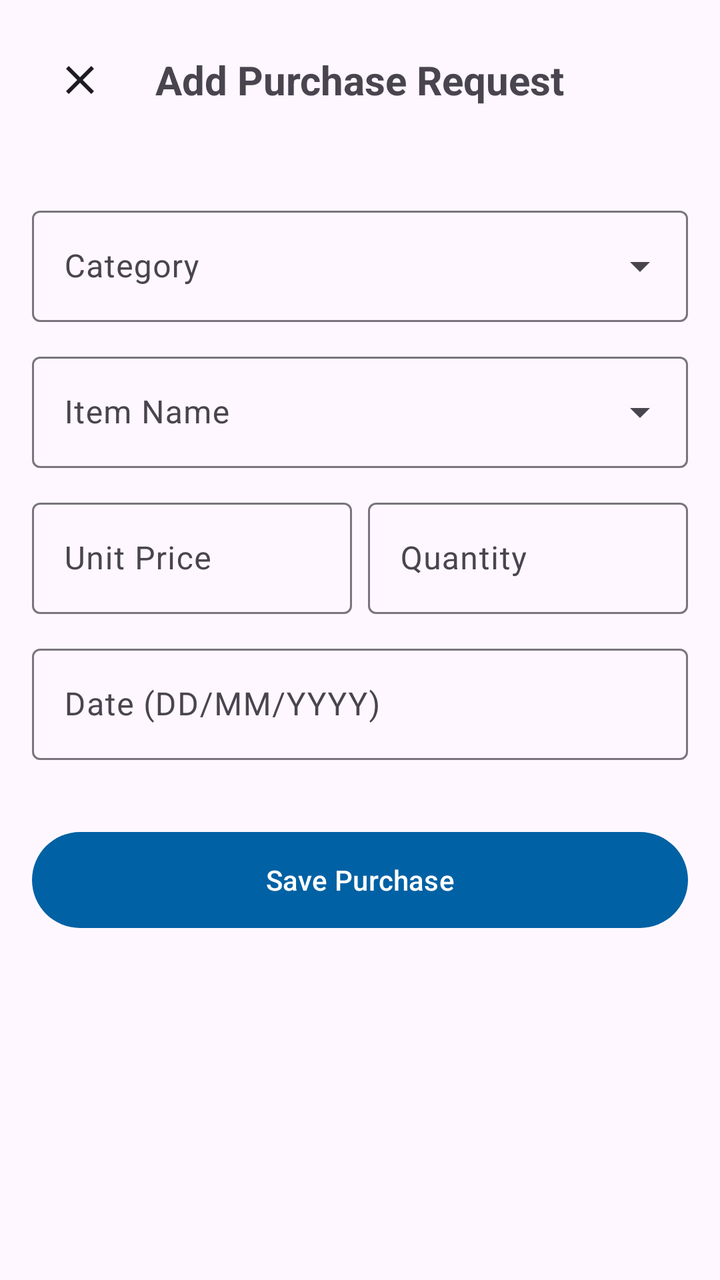
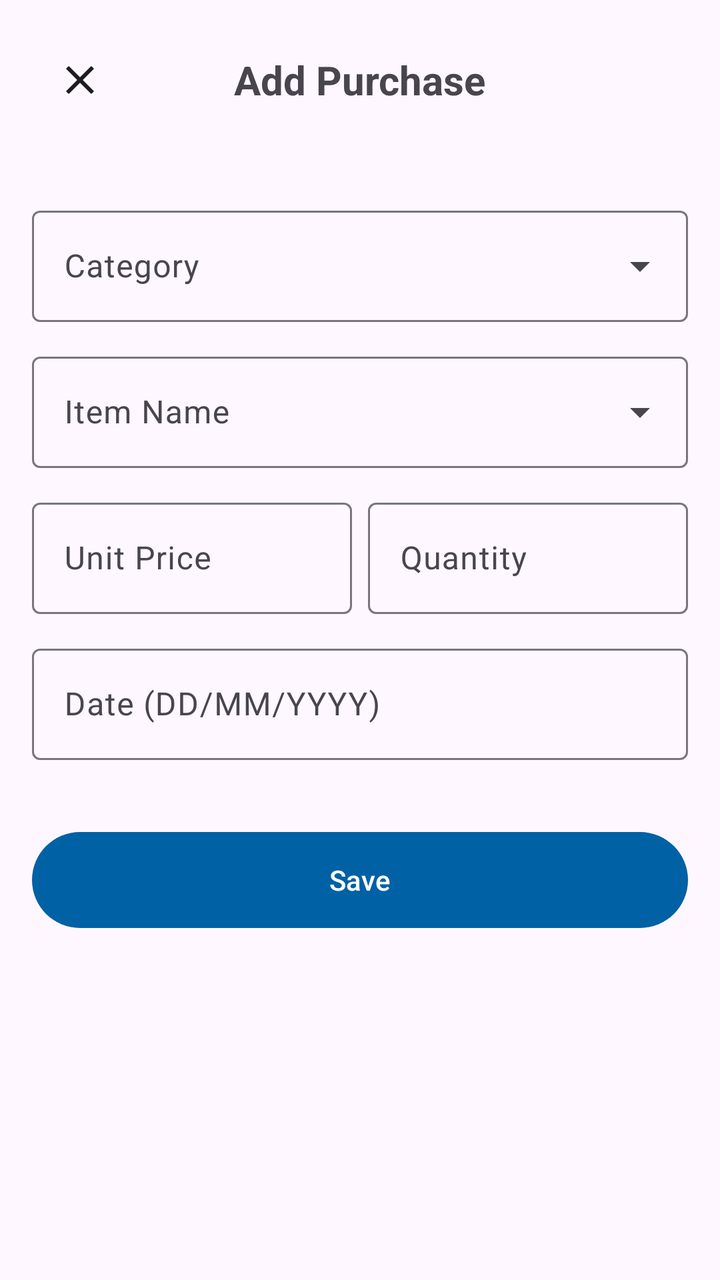

The first picture is an Android layout as it rendered before a commit; the second is the same layout after the commit. The layout source and the unified diff follow.
<!-- AndroidManifest.xml: application theme Theme.IWB303 -->
<!-- res/layout/activity_add_purchase.xml -->
<?xml version="1.0" encoding="utf-8"?>
<LinearLayout xmlns:android="http://schemas.android.com/apk/res/android"
    xmlns:app="http://schemas.android.com/apk/res-auto"
    android:layout_width="match_parent"
    android:layout_height="match_parent"
    android:orientation="vertical"
    android:padding="16dp">

    <RelativeLayout
        android:layout_width="match_parent"
        android:layout_height="wrap_content"
        android:layout_marginBottom="24dp">
        <ImageButton
            android:id="@+id/btnClose"
            android:layout_width="48dp"
            android:layout_height="48dp"
            android:background="?attr/selectableItemBackgroundBorderless"
            android:src="@drawable/ic_close"
            app:tint="?attr/colorOnSurface" />
        <TextView
            android:layout_width="wrap_content"
            android:layout_height="wrap_content"
            android:layout_centerInParent="true"
            android:text="Add Purchase Request"
            android:textSize="20sp"
            android:textStyle="bold" />
    </RelativeLayout>

    <com.google.android.material.textfield.TextInputLayout
        style="@style/Widget.Material3.TextInputLayout.OutlinedBox.ExposedDropdownMenu"
        android:layout_width="match_parent"
        android:layout_height="wrap_content"
        android:layout_marginTop="12dp"
        android:hint="Category">
        <AutoCompleteTextView
            android:id="@+id/etCategory"
            android:layout_width="match_parent"
            android:layout_height="wrap_content"
            android:inputType="none" />
    </com.google.android.material.textfield.TextInputLayout>

    <com.google.android.material.textfield.TextInputLayout
        android:id="@+id/tilItemName"
        style="@style/Widget.Material3.TextInputLayout.OutlinedBox.ExposedDropdownMenu"
        android:layout_width="match_parent"
        android:layout_height="wrap_content"
        android:layout_marginTop="12dp"
        android:hint="Item Name">
        <AutoCompleteTextView
            android:id="@+id/etItemName"
            android:layout_width="match_parent"
            android:layout_height="wrap_content"
            android:inputType="none"
            android:enabled="false" />
    </com.google.android.material.textfield.TextInputLayout>

    <LinearLayout
        android:layout_width="match_parent"
        android:layout_height="wrap_content"
        android:orientation="horizontal"
        android:layout_marginTop="12dp">

        <com.google.android.material.textfield.TextInputLayout
            style="@style/Widget.Material3.TextInputLayout.OutlinedBox"
            android:layout_width="0dp"
            android:layout_height="wrap_content"
            android:layout_weight="1"
            android:layout_marginEnd="8dp"
            android:hint="Unit Price">
            <com.google.android.material.textfield.TextInputEditText
                android:id="@+id/etPrice"
                android:layout_width="match_parent"
                android:layout_height="wrap_content"
                android:inputType="numberDecimal" />
        </com.google.android.material.textfield.TextInputLayout>

        <com.google.android.material.textfield.TextInputLayout
            style="@style/Widget.Material3.TextInputLayout.OutlinedBox"
            android:layout_width="0dp"
            android:layout_height="wrap_content"
            android:layout_weight="1"
            android:hint="Quantity">
            <com.google.android.material.textfield.TextInputEditText
                android:id="@+id/etQuantity"
                android:layout_width="match_parent"
                android:layout_height="wrap_content"
                android:inputType="number" />
        </com.google.android.material.textfield.TextInputLayout>
    </LinearLayout>

    <com.google.android.material.textfield.TextInputLayout
        style="@style/Widget.Material3.TextInputLayout.OutlinedBox"
        android:layout_width="match_parent"
        android:layout_height="wrap_content"
        android:layout_marginTop="12dp"
        android:hint="Date (DD/MM/YYYY)">
        <com.google.android.material.textfield.TextInputEditText
            android:id="@+id/etDate"
            android:layout_width="match_parent"
            android:layout_height="wrap_content"
            android:focusable="false"
            android:clickable="true" />
    </com.google.android.material.textfield.TextInputLayout>

    <Button
        android:id="@+id/btnSave"
        style="@style/Widget.Material3.Button"
        android:layout_width="match_parent"
        android:layout_height="56dp"
        android:layout_marginTop="32dp"
        android:text="Save Purchase" />

</LinearLayout>
<!-- resources referenced by this layout -->
<resources>
  <!-- drawable ic_close (drawable) -->
  <vector xmlns:android="http://schemas.android.com/apk/res/android"
      android:width="24dp"
      android:height="24dp"
      android:viewportWidth="24"
      android:viewportHeight="24">
      <path
          android:fillColor="#FF000000"
          android:pathData="M19,6.41L17.59,5,12,10.59,6.41,5,5,6.41,10.59,12,5,17.59,6.41,19,12,13.41,17.59,19,19,17.59,13.41,12z" />
  </vector>
  <style name="Theme.IWB303" parent="Base.Theme.IWB303" />
  <style name="Base.Theme.IWB303" parent="Theme.Material3.DayNight.NoActionBar">
          
          <item name="colorPrimary">@color/primary_light</item>
          <item name="colorSecondary">@color/secondary_light</item>
          <item name="colorPrimaryContainer">@color/primary_container_light</item>
          <item name="colorOnPrimaryContainer">@color/on_primary_container_light</item>
  
          
          <item name="android:datePickerDialogTheme">@style/CustomDatePickerDialogTheme</item>
  
          
          <item name="android:statusBarColor">?attr/colorPrimary</item>
      </style>
  <color name="primary_light">#0061A4</color>
  <color name="secondary_light">#535F70</color>
  <color name="primary_container_light">#D1E4FF</color>
  <color name="on_primary_container_light">#001D36</color>
  <style name="CustomDatePickerDialogTheme" parent="Theme.Material3.DayNight.Dialog">
          
          <item name="colorPrimary">?attr/colorPrimary</item>
          <item name="colorAccent">?attr/colorPrimary</item>
          <item name="android:headerBackground">?attr/colorPrimary</item>
          <item name="android:numbersTextColor">?attr/colorPrimary</item>
          <item name="android:buttonBarPositiveButtonStyle">@style/DatePickerButtonStyle</item>
          <item name="android:buttonBarNegativeButtonStyle">@style/DatePickerButtonStyle</item>
      </style>
  <style name="DatePickerButtonStyle" parent="Widget.Material3.Button.TextButton">
          <item name="android:textColor">?attr/colorPrimary</item>
      </style>
</resources>

<!-- the commit's change to res/layout/activity_add_purchase.xml (unified diff, before → after) -->
@@ -1,6 +1,7 @@
 <?xml version="1.0" encoding="utf-8"?>
 <LinearLayout xmlns:android="http://schemas.android.com/apk/res/android"
     xmlns:app="http://schemas.android.com/apk/res-auto"
+    android:id="@+id/add_purchase_root"
     android:layout_width="match_parent"
     android:layout_height="match_parent"
     android:orientation="vertical"
@@ -18,10 +19,11 @@
             android:src="@drawable/ic_close"
             app:tint="?attr/colorOnSurface" />
         <TextView
+            android:id="@+id/tvActivityTitle"
             android:layout_width="wrap_content"
             android:layout_height="wrap_content"
             android:layout_centerInParent="true"
-            android:text="Add Purchase Request"
+            android:text="Add Purchase"
             android:textSize="20sp"
             android:textStyle="bold" />
     </RelativeLayout>
@@ -108,6 +110,6 @@
         android:layout_width="match_parent"
         android:layout_height="56dp"
         android:layout_marginTop="32dp"
-        android:text="Save Purchase" />
+        android:text="@string/save" />
 
 </LinearLayout>
<!-- resource entries referenced after the edit -->
@@ -10,6 +10,7 @@
           android:fillColor="#FF000000"
           android:pathData="M19,6.41L17.59,5,12,10.59,6.41,5,5,6.41,10.59,12,5,17.59,6.41,19,12,13.41,17.59,19,19,17.59,13.41,12z" />
   </vector>
+  <string name="save">Save</string>
   <style name="Theme.IWB303" parent="Base.Theme.IWB303" />
   <style name="Base.Theme.IWB303" parent="Theme.Material3.DayNight.NoActionBar">
           
